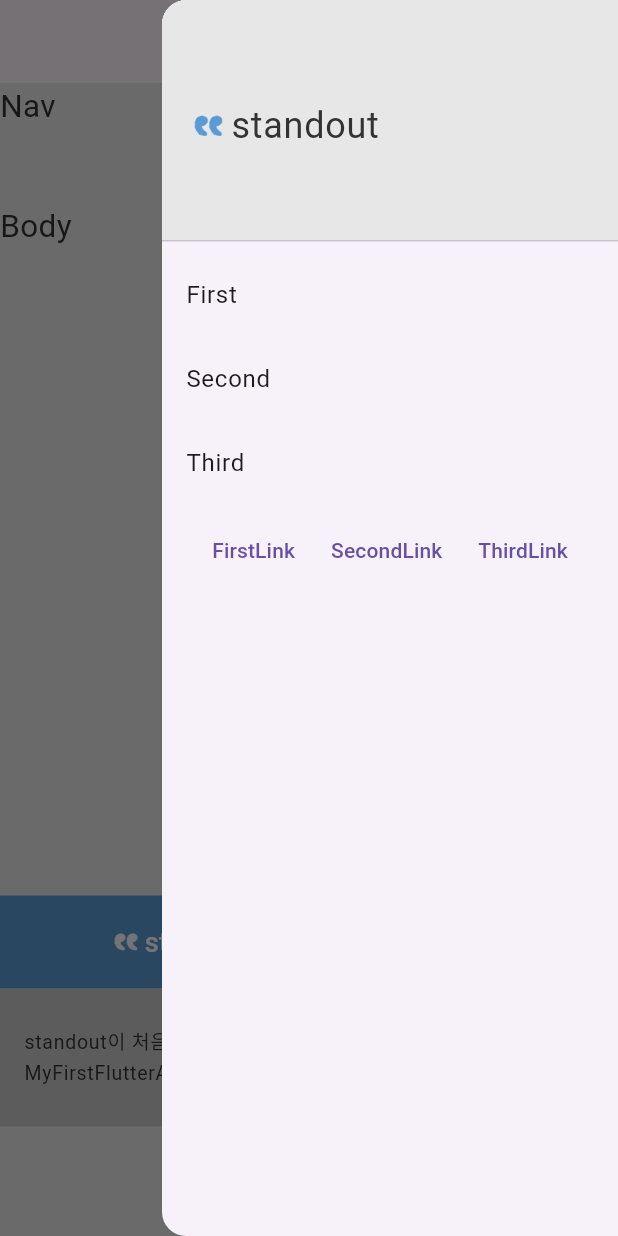
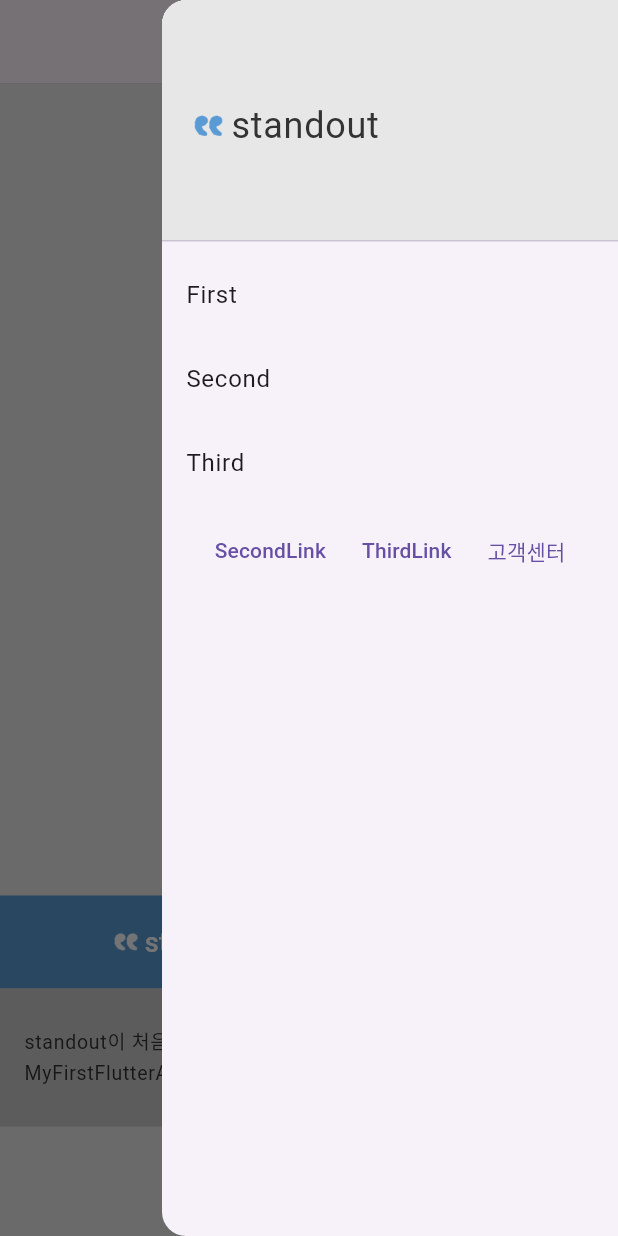
Before and after one commit to StandOut-0/Study-MyFirstFlutterApp, a Flutter app: the screen it shows after launch, in the side drawer, after a tap on "SecondLink", on a phone screen of 412 x 824 dp. Run offline on Flutter 3.47's test engine with Material 3 defaults, Android fonts, the phone set to English and light mode, and no system bars; our stand-ins replace fluttertoast; Roboto replaces fonts that are missing (Pretendard).

Commit message:
고객센터 정보 toast 추가

```diff
--- a/myfirstflutterapp/lib/base/widgets/body.dart
+++ b/myfirstflutterapp/lib/base/widgets/body.dart
@@ -6,6 +6,10 @@ class Body extends StatelessWidget {
 
   @override
   Widget build(BuildContext context) {
-    return Text("Body", style: AppStyles.title);
+    return Column(
+      children: [
+        Center(child: Text("<Body>", style: AppStyles.title)),
+      ],
+    );
   }
 }
--- a/myfirstflutterapp/lib/base/widgets/drawerSlide.dart
+++ b/myfirstflutterapp/lib/base/widgets/drawerSlide.dart
@@ -1,4 +1,6 @@
 import 'package:flutter/material.dart';
+import 'package:fluttertoast/fluttertoast.dart';
+
 import 'package:myfirstflutterapp/base/res/media/logo.dart';
 import 'package:myfirstflutterapp/base/res/style/appStyle.dart';
 
@@ -37,17 +39,21 @@ class DrawerSlide extends StatelessWidget {
                   onPressed: () {
                     print("TextButton clicked");
                   },
-                  child: Text("FirstLink")),
-              TextButton(
-                  onPressed: () {
-                    print("TextButton clicked");
-                  },
                   child: Text("SecondLink")),
               TextButton(
                   onPressed: () {
                     print("TextButton clicked");
                   },
                   child: Text("ThirdLink")),
+              TextButton(
+                  onPressed: () {
+                    print("TextButton clicked");
+                    Fluttertoast.showToast(
+                      msg: "고객센터: 02-0000-0000",
+                      toastLength: Toast.LENGTH_LONG,
+                    );
+                  },
+                  child: Text("고객센터")),
             ],
           ),
         )
--- a/myfirstflutterapp/lib/base/widgets/footer.dart
+++ b/myfirstflutterapp/lib/base/widgets/footer.dart
@@ -64,6 +64,8 @@ class Footer extends StatelessWidget {
                   dividerColor: Colors.transparent), // 펼쳐졌을때 border없애기
               child: ExpansionTile(
                   expandedAlignment: Alignment.topLeft,
+                  childrenPadding:
+                      EdgeInsets.only(bottom: AppStyles.padding_md),
                   tilePadding: EdgeInsets.all(0),
                   title: Text(
                     "standout이 처음으로 만든 \nMyFirstFlutterApp에 방문하신 것을 진심으로 환영합니다!",
--- a/myfirstflutterapp/lib/base/widgets/nav.dart
+++ b/myfirstflutterapp/lib/base/widgets/nav.dart
@@ -6,6 +6,11 @@ class Nav extends StatelessWidget {
 
   @override
   Widget build(BuildContext context) {
-    return Text("Nav", style: AppStyles.title);
+    return Center(
+      child: Padding(
+        padding: const EdgeInsets.fromLTRB(10, 70, 10, 10),
+        child: Text("<Nav>", style: AppStyles.title),
+      ),
+    );
   }
 }
--- a/myfirstflutterapp/pubspec.yaml
+++ b/myfirstflutterapp/pubspec.yaml
@@ -12,6 +12,8 @@ environment:
 dependencies:
   flutter:
     sdk: flutter
+
+  fluttertoast: ^8.0.9
   # flutter_icons: ^1.0.0
 
 # dev_dependencies
```
Also changed, not shown: myfirstflutterapp/pubspec.lock.
